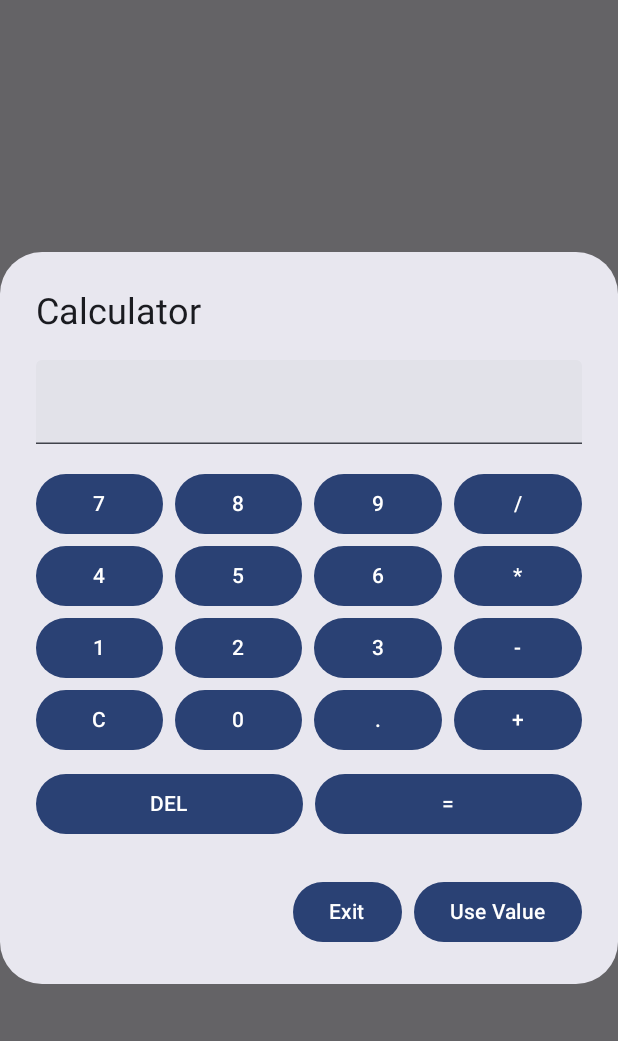
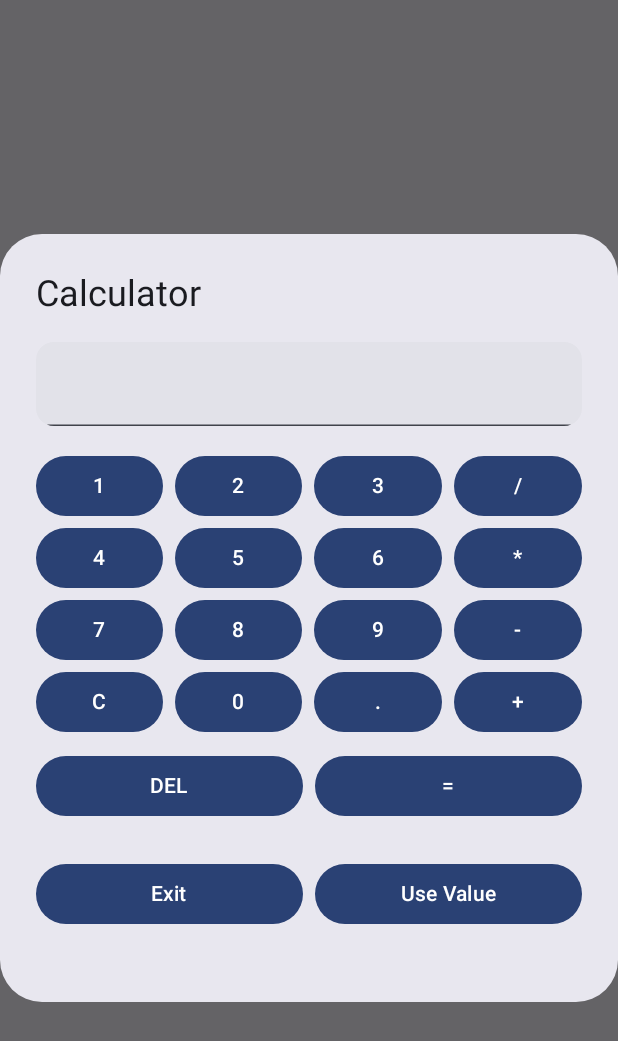
Before and after one commit to Langers13/Splita, an Android app built with Jetpack Compose: the composable CalculatorDialog called with empty values, on a phone screen of 412 x 824 dp. Shown: the top 1041 px of the screen. Run offline under Robolectric (Android 15) with nearby library versions, the phone set to English and light mode, and no system bars.

Commit message:
V2.1 - Changes to calculator layout

```diff
--- a/app/src/main/java/com/example/splita/ui/calculator/CalculatorScreen.kt
+++ b/app/src/main/java/com/example/splita/ui/calculator/CalculatorScreen.kt
@@ -9,6 +9,7 @@ import androidx.compose.material.icons.Icons
 import androidx.compose.material.icons.filled.Calculate
 import androidx.compose.material.icons.filled.Clear
 import androidx.compose.material3.*
+import androidx.compose.material3.MaterialTheme
 import androidx.compose.runtime.*
 import androidx.compose.ui.Alignment
 import androidx.compose.ui.Modifier
@@ -133,37 +134,53 @@ private fun CalculatorDialog(
                 TextField(
                     value = expression,
                     onValueChange = { expression = it },
-                    modifier = Modifier.fillMaxWidth()
+                    modifier = Modifier.fillMaxWidth(),
+                    shape = MaterialTheme.shapes.medium
                 )
                 Spacer(Modifier.height(16.dp))
                 Column {
                     val buttonModifier = Modifier.weight(1f)
-                    Row(Modifier.fillMaxWidth(), horizontalArrangement = Arrangement.spacedBy(8.dp)) {
-                        CalculatorButton("7", buttonModifier) { expression += "7" }
-                        CalculatorButton("8", buttonModifier) { expression += "8" }
-                        CalculatorButton("9", buttonModifier) { expression += "9" }
+                    Row(
+                        Modifier.fillMaxWidth(),
+                        horizontalArrangement = Arrangement.spacedBy(8.dp)
+                    ) {
+                        CalculatorButton("1", buttonModifier) { expression += "1" }
+                        CalculatorButton("2", buttonModifier) { expression += "2" }
+                        CalculatorButton("3", buttonModifier) { expression += "3" }
                         CalculatorButton("/", buttonModifier) { expression += "/" }
                     }
-                    Row(Modifier.fillMaxWidth(), horizontalArrangement = Arrangement.spacedBy(8.dp)) {
+                    Row(
+                        Modifier.fillMaxWidth(),
+                        horizontalArrangement = Arrangement.spacedBy(8.dp)
+                    ) {
                         CalculatorButton("4", buttonModifier) { expression += "4" }
                         CalculatorButton("5", buttonModifier) { expression += "5" }
                         CalculatorButton("6", buttonModifier) { expression += "6" }
                         CalculatorButton("*", buttonModifier) { expression += "*" }
                     }
-                    Row(Modifier.fillMaxWidth(), horizontalArrangement = Arrangement.spacedBy(8.dp)) {
-                        CalculatorButton("1", buttonModifier) { expression += "1" }
-                        CalculatorButton("2", buttonModifier) { expression += "2" }
-                        CalculatorButton("3", buttonModifier) { expression += "3" }
+                    Row(
+                        Modifier.fillMaxWidth(),
+                        horizontalArrangement = Arrangement.spacedBy(8.dp)
+                    ) {
+                        CalculatorButton("7", buttonModifier) { expression += "7" }
+                        CalculatorButton("8", buttonModifier) { expression += "8" }
+                        CalculatorButton("9", buttonModifier) { expression += "9" }
                         CalculatorButton("-", buttonModifier) { expression += "-" }
                     }
-                    Row(Modifier.fillMaxWidth(), horizontalArrangement = Arrangement.spacedBy(8.dp)) {
+                    Row(
+                        Modifier.fillMaxWidth(),
+                        horizontalArrangement = Arrangement.spacedBy(8.dp)
+                    ) {
                         CalculatorButton("C", buttonModifier) { expression = "" }
                         CalculatorButton("0", buttonModifier) { expression += "0" }
                         CalculatorButton(".", buttonModifier) { expression += "." }
                         CalculatorButton("+", buttonModifier) { expression += "+" }
                     }
                     Spacer(Modifier.height(8.dp))
-                    Row(Modifier.fillMaxWidth(), horizontalArrangement = Arrangement.spacedBy(8.dp)) {
+                    Row(
+                        Modifier.fillMaxWidth(),
+                        horizontalArrangement = Arrangement.spacedBy(8.dp)
+                    ) {
                         Button(
                             onClick = {
                                 if (expression.isNotEmpty()) {
@@ -185,14 +202,24 @@ private fun CalculatorDialog(
                         ) { Text("=") }
                     }
                 }
+                Spacer(Modifier.height(24.dp))
+                Row(
+                    modifier = Modifier.fillMaxWidth(),
+                    horizontalArrangement = Arrangement.spacedBy(8.dp)
+                ) {
+                    Button(
+                        onClick = onDismiss,
+                        modifier = Modifier.weight(1f)
+                    ) { Text("Exit") }
+                    Button(
+                        onClick = { onConfirm(expression) },
+                        modifier = Modifier.weight(1f)
+                    ) { Text("Use Value") }
+                }
             }
         },
-        confirmButton = {
-            Button(onClick = { onConfirm(expression) }) { Text("Use Value") }
-        },
-        dismissButton = {
-            Button(onClick = onDismiss) { Text("Exit") }
-        }
+        dismissButton = {},
+        confirmButton = {}
     )
 }
 
```
